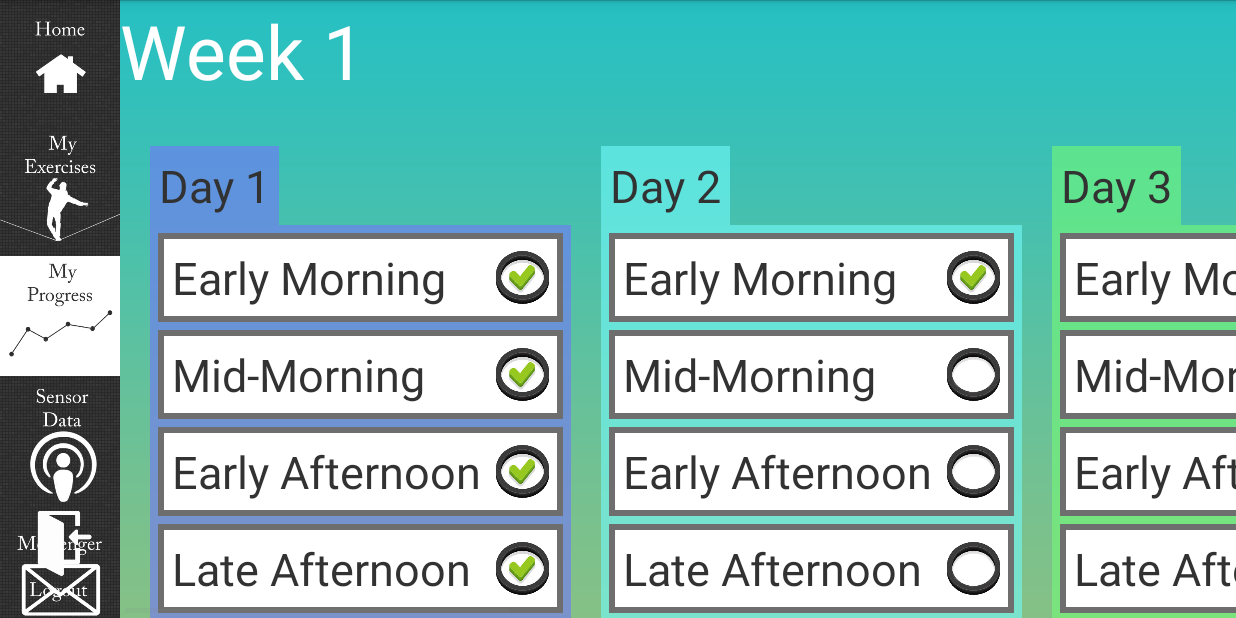
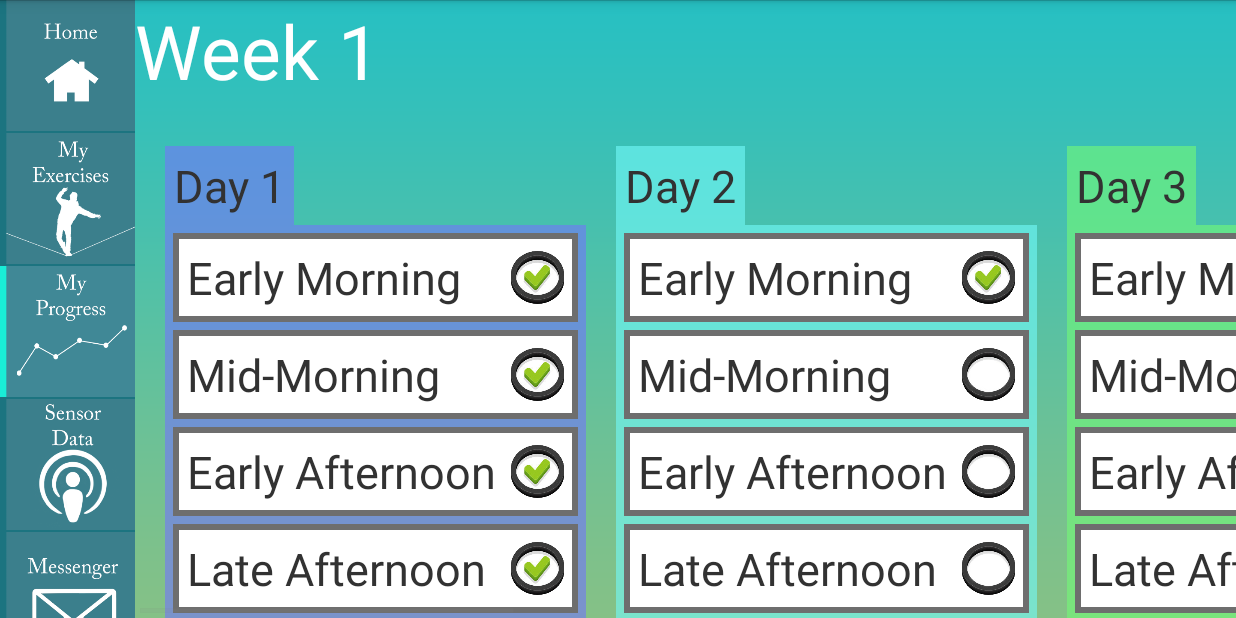
Before and after one commit to SilvanSalgues/VRA, an Android app: the screen it shows after launch (Activity_container), after a tap on an icon or button, on a phone screen of 824 x 412 dp (held sideways). Run offline under Robolectric (Android 15) with nearby library versions, the phone set to English and light mode, and no system bars; libraries missing offline, so code that uses them is left out: com.jjoe64.graphview; 17 statements that could not run were skipped; 2 other taps on this screen came first.

Commit message:
- Changed the design of both the menu on the left and the home screen - Updated the graph library and reconfigured the existing graph to work with the updated library - Added new icons for the menu on the left - Other small visual changes were done in this commit

```diff
--- a/New_design/app/build.gradle
+++ b/New_design/app/build.gradle
@@ -20,8 +20,8 @@ android {
 }
 
 dependencies {
+    compile 'com.jjoe64:graphview:4.0.0'
     compile 'com.android.support:support-v13:20.0.0'
-    compile 'com.jjoe64:graphview:3.1.4'
     compile 'com.google.guava:guava:18.0'
     compile 'com.google.android.gms:play-services:6.5.87'
     compile 'com.google.code.gson:gson:2.3.1'
--- a/New_design/app/src/main/java/com/example/darren/new_design/Activity_container.java
+++ b/New_design/app/src/main/java/com/example/darren/new_design/Activity_container.java
@@ -112,42 +112,42 @@ public class Activity_container extends Activity {
 
             if(button.getId() == R.id.exercise_btn)
             {
-                button.setBackground(getResources().getDrawable(R.drawable.icon_white_exercise));
+                button.setBackground(getResources().getDrawable(R.drawable.icon_exercise_unselected));
             }
             else if(button.getId() == R.id.revise_btn)
             {
-                button.setBackground(getResources().getDrawable(R.drawable.icon_white_progress));
+                button.setBackground(getResources().getDrawable(R.drawable.icon_progress_unselected));
             }
             else if(button.getId() == R.id.sensor_btn)
             {
-                button.setBackground(getResources().getDrawable(R.drawable.icon_white_sensor));
+                button.setBackground(getResources().getDrawable(R.drawable.icon_sensor_unselected));
             }
             else if(button.getId() == R.id.messenger_btn)
             {
-                button.setBackground(getResources().getDrawable(R.drawable.icon_white_messenger));
+                button.setBackground(getResources().getDrawable(R.drawable.icon_messenger_unselected));
             }
             else
-                button.setBackground(getResources().getDrawable(R.drawable.icon_white_house));
+                button.setBackground(getResources().getDrawable(R.drawable.icon_home_unselected));
         }
         else{
             if(button.getId() == R.id.exercise_btn)
             {
-                button.setBackground(getResources().getDrawable(R.drawable.icon_trans_exercise));
+                button.setBackground(getResources().getDrawable(R.drawable.icon_exercise_selected));
             }
             else if(button.getId() == R.id.revise_btn)
             {
-                button.setBackground(getResources().getDrawable(R.drawable.icon_trans_progress));
+                button.setBackground(getResources().getDrawable(R.drawable.icon_progress_selected));
             }
             else if(button.getId() == R.id.sensor_btn)
             {
-                button.setBackground(getResources().getDrawable(R.drawable.icon_trans_sensor));
+                button.setBackground(getResources().getDrawable(R.drawable.icon_sensor_selected));
             }
             else if(button.getId() == R.id.messenger_btn)
             {
-                button.setBackground(getResources().getDrawable(R.drawable.icon_trans_messenger));
+                button.setBackground(getResources().getDrawable(R.drawable.icon_messenger_selected));
             }
             else
-                button.setBackground(getResources().getDrawable(R.drawable.icon_trans_house));
+                button.setBackground(getResources().getDrawable(R.drawable.icon_home_selected));
         }
     }
 
--- a/New_design/app/src/main/res/layout/menu.xml
+++ b/New_design/app/src/main/res/layout/menu.xml
@@ -7,66 +7,67 @@
 
     <LinearLayout
         android:orientation="vertical"
-        android:layout_width="80dp"
+        android:layout_width="90dp"
         android:layout_height="fill_parent"
         android:layout_alignParentBottom="true"
-        android:background="@layout/bg_repeat"
+        android:background="#ff1c7480"
         android:tileMode="repeat"
         android:dither="true"
         android:id="@+id/linearLayout">
 
         <ImageButton
             android:layout_width="fill_parent"
-            android:layout_height="80dp"
+            android:layout_height="87dp"
             android:id="@+id/home_btn"
-            android:background="@drawable/icon_trans_house"
+            android:background="@drawable/icon_home_selected"
             android:padding="1dp"
             android:focusableInTouchMode="true" />
 
         <ImageButton
             android:layout_width="fill_parent"
-            android:layout_height="80dp"
+            android:layout_height="87dp"
             android:id="@+id/exercise_btn"
-            android:background="@drawable/icon_white_exercise"
+            android:background="@drawable/icon_exercise_unselected"
             android:padding="1dp"
             android:hapticFeedbackEnabled="true"
-            android:layout_marginTop="5dp" />
+            android:layout_marginTop="1dp" />
 
         <ImageButton
             android:layout_width="fill_parent"
-            android:layout_height="80dp"
+            android:layout_height="87dp"
             android:id="@+id/revise_btn"
-            android:background="@drawable/icon_white_progress"
+            android:background="@drawable/icon_progress_unselected"
             android:padding="1dp"
             android:hapticFeedbackEnabled="true"
-            android:layout_marginTop="5dp" />
+            android:layout_marginTop="1dp" />
 
         <ImageButton
             android:layout_width="fill_parent"
-            android:layout_height="80dp"
+            android:layout_height="87dp"
             android:id="@+id/sensor_btn"
-            android:background="@drawable/icon_white_sensor"
+            android:background="@drawable/icon_sensor_unselected"
             android:padding="1dp"
-            android:layout_marginTop="5dp" />
+            android:layout_marginTop="1dp" />
 
         <ImageButton
             android:layout_width="fill_parent"
-            android:layout_height="80dp"
+            android:layout_height="87dp"
             android:id="@+id/messenger_btn"
-            android:background="@drawable/icon_white_messenger"
+            android:background="@drawable/icon_messenger_unselected"
             android:padding="1dp"
-            android:layout_marginTop="5dp"
+            android:layout_marginTop="1dp"
             android:focusableInTouchMode="false" />
+
+        <ImageButton
+            android:layout_width="fill_parent"
+            android:layout_height="87dp"
+            android:id="@+id/logout_btn"
+            android:background="@drawable/btns_logout_unselected"
+            android:padding="1dp"
+            android:layout_alignParentBottom="true"
+            android:layout_alignParentLeft="true"
+            android:layout_marginTop="1dp" />
 
     </LinearLayout>
 
-    <ImageButton
-        android:layout_width="80dp"
-        android:layout_height="80dp"
-        android:id="@+id/logout_btn"
-        android:background="@drawable/icon_white_logout"
-        android:padding="1dp"
-        android:layout_alignParentBottom="true"
-        android:layout_alignParentLeft="true"/>
-
 </RelativeLayout>
```
Also changed, not shown: New_design/app/src/main/java/com/example/darren/new_design/Fragment_home.java (+31 -37 lines), New_design/app/src/main/res/layout/home.xml (+170 -78 lines), New_design/app/src/main/res/drawable-xhdpi/btns_logout_selected.png (added), New_design/app/src/main/res/drawable-xhdpi/btns_logout_unselected.png (added), New_design/app/src/main/res/drawable-xhdpi/edit_profile.png (added), New_design/app/src/main/res/drawable-xhdpi/icon_exercise_selected.png (added), New_design/app/src/main/res/drawable-xhdpi/icon_exercise_unselected.png (added), New_design/app/src/main/res/drawable-xhdpi/icon_home_selected.png (added), New_design/app/src/main/res/drawable-xhdpi/icon_home_unselected.png (added), New_design/app/src/main/res/drawable-xhdpi/icon_messenger_selected.png (added), New_design/app/src/main/res/drawable-xhdpi/icon_messenger_unselected.png (added), New_design/app/src/main/res/drawable-xhdpi/icon_progress_selected.png (added), New_design/app/src/main/res/drawable-xhdpi/icon_progress_unselected.png (added), New_design/app/src/main/res/drawable-xhdpi/icon_sensor_selected.png (added), 2 more files, 21 other files.
